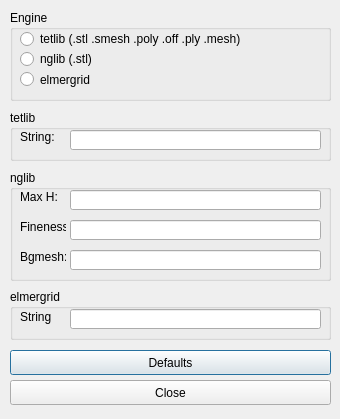
Old version of the form misc/Mesh3D/forms/meshcontrol.ui in the repository tehnick/elmerfem.
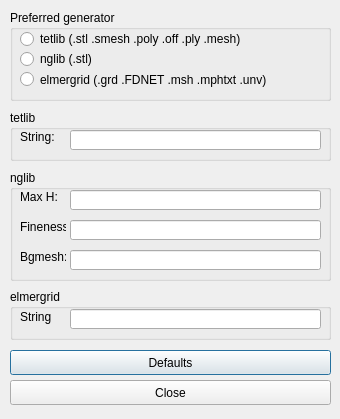
New version of the form. Icons and pictures are not drawn.

Commit message: Mesh3D: Mesh generator selected according to input file suffix

What changed in the file:
```diff
--- a/misc/Mesh3D/forms/meshcontrol.ui
+++ b/misc/Mesh3D/forms/meshcontrol.ui
@@ -25,7 +25,7 @@
     </rect>
    </property>
    <property name="title" >
-    <string>Engine</string>
+    <string>Preferred generator</string>
    </property>
    <widget class="QRadioButton" name="tetlibRadioButton" >
     <property name="geometry" >
@@ -58,12 +58,12 @@
      <rect>
       <x>10</x>
       <y>60</y>
-      <width>81</width>
+      <width>251</width>
       <height>19</height>
      </rect>
     </property>
     <property name="text" >
-     <string>elmergrid</string>
+     <string>elmergrid (.grd .FDNET .msh .mphtxt .unv)</string>
     </property>
    </widget>
   </widget>
```
The commit also changes 2 other files.
